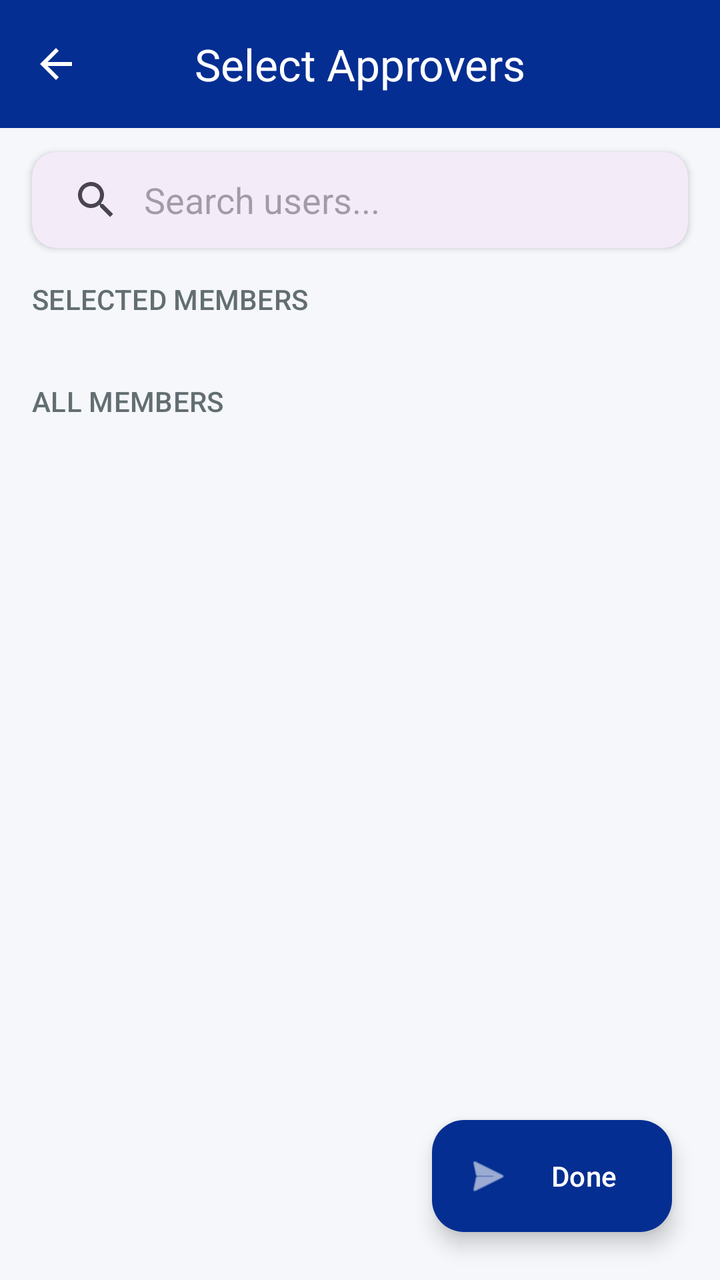
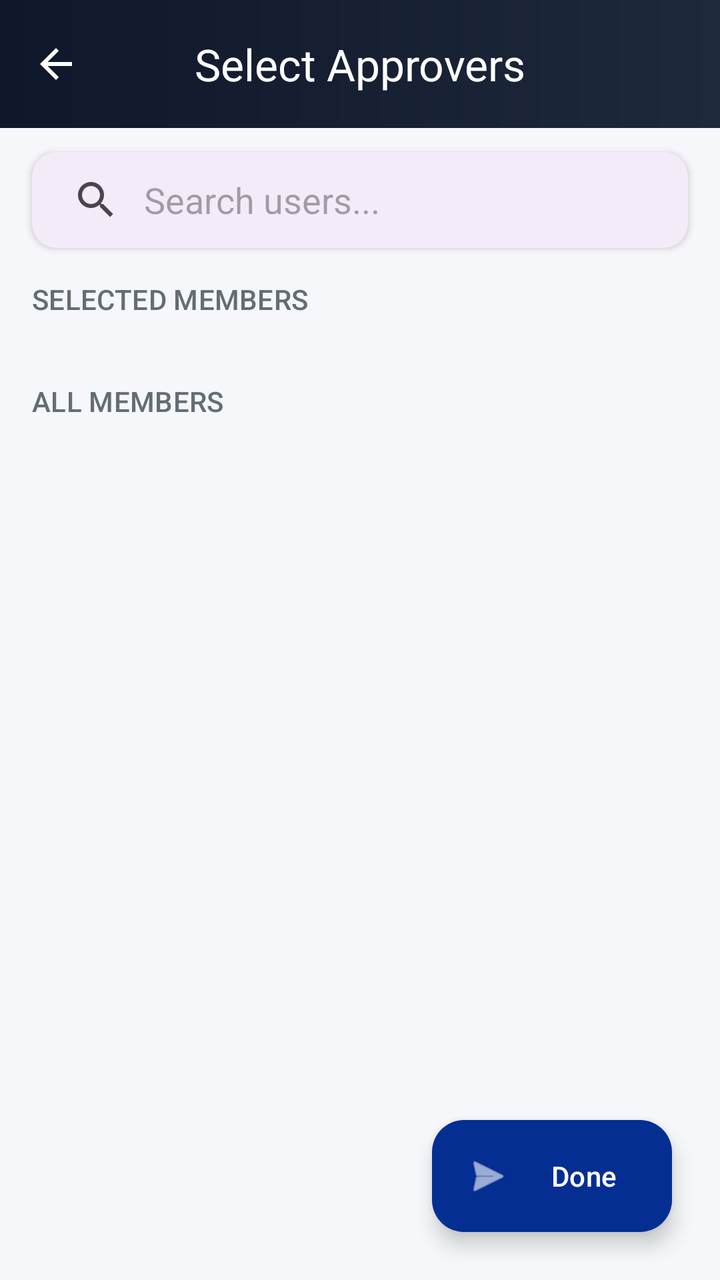

Screens rendered from an Android XML layout before and after an edit, with the pre-edit source and the edit as a unified diff.
<!-- AndroidManifest.xml: application theme Theme.DigitalPass -->
<!-- res/layout/activity_level_for_batch.xml -->
<?xml version="1.0" encoding="utf-8"?>
<androidx.constraintlayout.widget.ConstraintLayout xmlns:android="http://schemas.android.com/apk/res/android"
    xmlns:app="http://schemas.android.com/apk/res-auto"
    xmlns:tools="http://schemas.android.com/tools"
    android:id="@+id/main"
    android:layout_width="match_parent"
    android:layout_height="match_parent"
    android:background="#F5F7FA"
    tools:context=".LevelForBatch">

    <com.google.android.material.appbar.AppBarLayout
        android:id="@+id/appBarLayout"
        android:layout_width="match_parent"
        android:layout_height="wrap_content"
        android:background="#052E92"
        app:layout_constraintTop_toTopOf="parent">

        <com.google.android.material.appbar.MaterialToolbar
            android:id="@+id/toolbar"
            android:layout_width="match_parent"
            android:layout_height="?attr/actionBarSize"
            app:navigationIcon="?attr/homeAsUpIndicator"
            app:navigationIconTint="#FFFFFF"
            app:title="Select Approvers"
            app:titleTextColor="#FFFFFF"
            app:titleCentered="true"
            app:titleTextAppearance="@style/TextAppearance.Material3.TitleLarge" />

    </com.google.android.material.appbar.AppBarLayout>

    <com.google.android.material.card.MaterialCardView
        android:id="@+id/searchCard"
        android:layout_width="0dp"
        android:layout_height="wrap_content"
        android:layout_marginHorizontal="16dp"
        android:layout_marginTop="12dp"
        app:cardCornerRadius="12dp"
        app:cardElevation="2dp"
        app:layout_constraintEnd_toEndOf="parent"
        app:layout_constraintStart_toStartOf="parent"
        app:layout_constraintTop_toBottomOf="@id/appBarLayout"
        app:strokeWidth="0dp">

        <SearchView
            android:id="@+id/searchMemberForGatePass"
            android:layout_width="match_parent"
            android:layout_height="wrap_content"
            android:iconifiedByDefault="false"
            android:queryBackground="@android:color/transparent"
            android:queryHint="Search users..." />
    </com.google.android.material.card.MaterialCardView>

    <androidx.core.widget.NestedScrollView
        android:layout_width="match_parent"
        android:layout_height="0dp"
        android:clipToPadding="false"
        android:paddingBottom="80dp"
        app:layout_constraintBottom_toBottomOf="parent"
        app:layout_constraintTop_toBottomOf="@id/searchCard">

        <LinearLayout
            android:layout_width="match_parent"
            android:layout_height="wrap_content"
            android:orientation="vertical"
            android:padding="16dp">

            <TextView
                android:id="@+id/textView2"
                android:layout_width="wrap_content"
                android:layout_height="wrap_content"
                android:layout_marginBottom="8dp"
                android:text="Selected Members"
                android:textAppearance="@style/TextAppearance.Material3.LabelLarge"
                android:textColor="#636E72"
                android:textAllCaps="true" />

            <androidx.recyclerview.widget.RecyclerView
                android:id="@+id/selectedMemberRecyclerView"
                android:layout_width="match_parent"
                android:layout_height="wrap_content"
                android:layout_marginBottom="24dp"
                android:nestedScrollingEnabled="false"
                tools:itemCount="2"
                tools:listitem="@layout/historyitem" />

            <TextView
                android:id="@+id/textView3"
                android:layout_width="wrap_content"
                android:layout_height="wrap_content"
                android:layout_marginBottom="8dp"
                android:text="All Members"
                android:textAppearance="@style/TextAppearance.Material3.LabelLarge"
                android:textColor="#636E72"
                android:textAllCaps="true" />

            <androidx.recyclerview.widget.RecyclerView
                android:id="@+id/unselectedMemberRecyclerView"
                android:layout_width="match_parent"
                android:layout_height="wrap_content"
                android:nestedScrollingEnabled="false"
                tools:itemCount="5"
                tools:listitem="@layout/historyitem" />

        </LinearLayout>
    </androidx.core.widget.NestedScrollView>

    <com.google.android.material.floatingactionbutton.ExtendedFloatingActionButton
        android:id="@+id/selectedMembersDoneButton"
        android:layout_width="wrap_content"
        android:layout_height="wrap_content"
        android:layout_margin="24dp"
        android:text="Done"
        android:textColor="@color/white"
        app:backgroundTint="#052E92"
        app:icon="@android:drawable/ic_menu_send"
        app:iconTint="@color/white"
        app:layout_constraintBottom_toBottomOf="parent"
        app:layout_constraintEnd_toEndOf="parent" />

    <com.example.digitalpass.CustomProgressBar
        android:id="@+id/customProgressBar"
        android:layout_width="200dp"
        android:layout_height="200dp"
        android:visibility="gone"
        app:layout_constraintBottom_toBottomOf="parent"
        app:layout_constraintEnd_toEndOf="parent"
        app:layout_constraintStart_toStartOf="parent"
        app:layout_constraintTop_toTopOf="parent" />

</androidx.constraintlayout.widget.ConstraintLayout>
<!-- res/layout/historyitem.xml (included above) -->
<?xml version="1.0" encoding="utf-8"?>
<com.google.android.material.card.MaterialCardView xmlns:android="http://schemas.android.com/apk/res/android"
    xmlns:app="http://schemas.android.com/apk/res-auto"
    xmlns:tools="http://schemas.android.com/tools"
    android:id="@+id/historyItemCompleteLayout"
    android:layout_width="match_parent"
    android:layout_height="wrap_content"
    android:layout_marginHorizontal="16dp"
    android:layout_marginVertical="6dp"
    android:clickable="true"
    android:focusable="true"
    android:visibility="visible"
    app:cardCornerRadius="12dp"
    app:cardElevation="1dp"
    app:strokeWidth="0dp">

    <androidx.constraintlayout.widget.ConstraintLayout
        android:layout_width="match_parent"
        android:layout_height="wrap_content"
        android:padding="12dp">

        <com.google.android.material.imageview.ShapeableImageView
            android:id="@+id/memberImage"
            android:layout_width="56dp"
            android:layout_height="56dp"
            android:scaleType="centerCrop"
            android:src="@drawable/user_icon"
            app:layout_constraintBottom_toBottomOf="parent"
            app:layout_constraintStart_toStartOf="parent"
            app:layout_constraintTop_toTopOf="parent"
            app:shapeAppearanceOverlay="@style/CircleImageView" />

        <TextView
            android:id="@+id/memberName"
            android:layout_width="0dp"
            android:layout_height="wrap_content"
            android:layout_marginStart="16dp"
            android:ellipsize="end"
            android:maxLines="1"
            android:text="Member Name"
            android:textAppearance="@style/TextAppearance.Material3.TitleMedium"
            android:textColor="#2D3436"
            app:layout_constraintEnd_toEndOf="parent"
            app:layout_constraintStart_toEndOf="@id/memberImage"
            app:layout_constraintTop_toTopOf="@id/memberImage"
            app:layout_constraintVertical_chainStyle="packed" />

        <TextView
            android:id="@+id/memberRole"
            android:layout_width="0dp"
            android:layout_height="wrap_content"
            android:layout_marginTop="2dp"
            android:text="Member Role"
            android:textAppearance="@style/TextAppearance.Material3.BodyMedium"
            android:textColor="#636E72"
            app:layout_constraintEnd_toEndOf="parent"
            app:layout_constraintStart_toStartOf="@id/memberName"
            app:layout_constraintTop_toBottomOf="@id/memberName" />

        <TextView
            android:id="@+id/applyDateTime"
            android:layout_width="0dp"
            android:layout_height="wrap_content"
            android:text="Date time"
            android:textAppearance="@style/TextAppearance.Material3.BodyMedium"
            android:textColor="#636E72"
            android:visibility="gone"
            app:layout_constraintEnd_toEndOf="parent"
            app:layout_constraintStart_toStartOf="@id/memberName"
            app:layout_constraintTop_toBottomOf="@+id/memberRole" />

    </androidx.constraintlayout.widget.ConstraintLayout>

</com.google.android.material.card.MaterialCardView>
<!-- resources referenced by this layout -->
<resources>
  <color name="white">#FFFFFFFF</color>
  <!-- drawable user_icon: png bitmap (drawable, 5769 bytes) -->
  <style name="CircleImageView">
          <item name="cornerSize">50%</item>
      </style>
  <style name="Theme.DigitalPass" parent="Base.Theme.DigitalPass" />
  <style name="Base.Theme.DigitalPass" parent="Theme.Material3.Light.NoActionBar">
          
          
      </style>
</resources>

<!-- the commit's change to res/layout/activity_level_for_batch.xml (unified diff, before → after) -->
@@ -12,13 +12,14 @@
         android:id="@+id/appBarLayout"
         android:layout_width="match_parent"
         android:layout_height="wrap_content"
-        android:background="#052E92"
+        android:background="#00000000"
         app:layout_constraintTop_toTopOf="parent">
 
         <com.google.android.material.appbar.MaterialToolbar
             android:id="@+id/toolbar"
             android:layout_width="match_parent"
             android:layout_height="?attr/actionBarSize"
+            android:background="@drawable/appbar_gradient_bg"
             app:navigationIcon="?attr/homeAsUpIndicator"
             app:navigationIconTint="#FFFFFF"
             app:title="Select Approvers"
<!-- resource entries referenced after the edit -->
@@ -1,6 +1,16 @@
 <!-- resources referenced by this layout -->
 <resources>
   <color name="white">#FFFFFFFF</color>
+  <!-- drawable appbar_gradient_bg (drawable) -->
+  <?xml version="1.0" encoding="utf-8"?>
+  <shape xmlns:android="http://schemas.android.com/apk/res/android"
+      android:shape="rectangle">
+      <gradient
+          android:startColor="#0F172A"
+          android:endColor="#1E293B"
+          android:angle="0"
+          android:type="linear" />
+  </shape>
   <!-- drawable user_icon: png bitmap (drawable, 5769 bytes) -->
   <style name="CircleImageView">
           <item name="cornerSize">50%</item>
